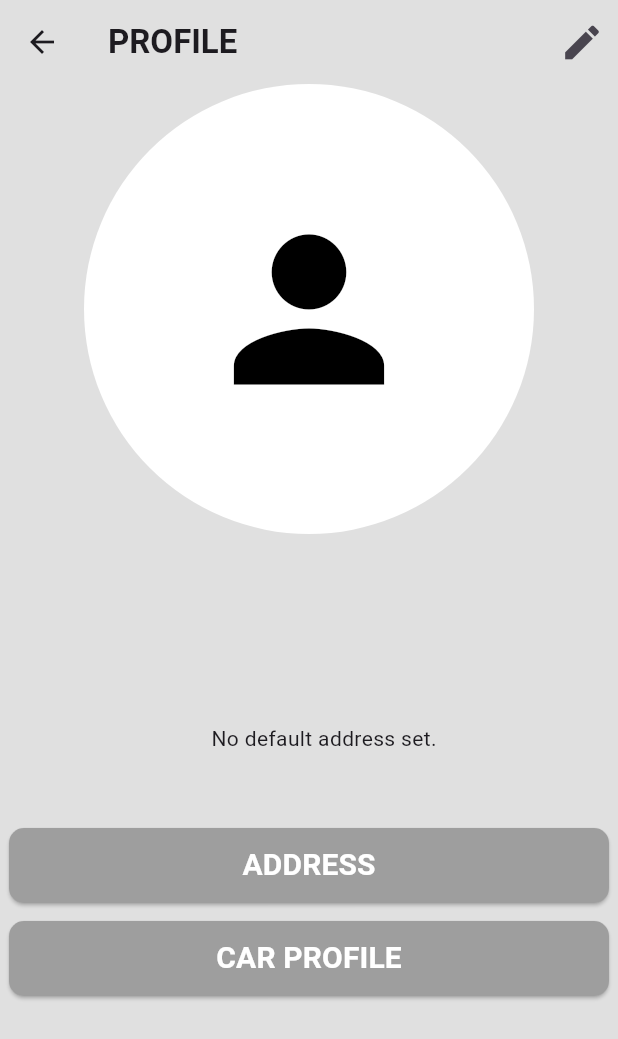
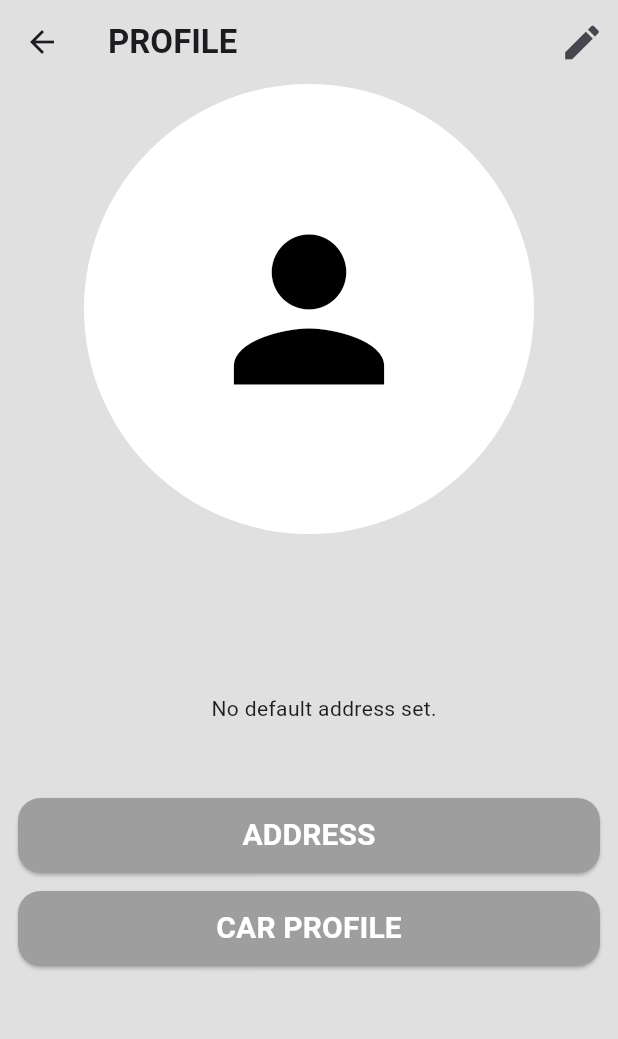
Before and after one commit to TechPyllars2024/AutoCareCarOwners, a Flutter app: the CarOwnerProfile screen opened directly, on a phone screen of 412 x 824 dp. Shown: the top 1039 px of the screen. Run offline on Flutter 3.47's test engine with Material 3 defaults, Android fonts, the phone set to English and light mode, and no system bars; our stand-ins replace cloud_firestore, curved_navigation_bar, firebase_auth, firebase_core, firebase_storage, flutter_animate and 4 more; missing offline and left inert: flutter_pannable_rating_bar; accounts and stored records are empty.

Commit message:
update: button design

```diff
--- a/lib/ProfileManagement/screens/car_owner_profile.dart
+++ b/lib/ProfileManagement/screens/car_owner_profile.dart
@@ -156,16 +156,18 @@ class _CarOwnerProfileState extends State<CarOwnerProfile> {
                       );
                     }
                     return const Padding(
-                      padding: EdgeInsets.only(top: 30.0, left: 20, bottom: 50),
+                      padding: EdgeInsets.only(top: 10.0, left: 20, bottom: 50),
                       child: Text('No default address set.'),
                     );
                   },
                 ),
 
-                ElevatedButton(
+                Padding(
+                  padding: const EdgeInsets.symmetric(horizontal: 12.0),
+                  child: ElevatedButton(
                     style: ElevatedButton.styleFrom(
                       shape: RoundedRectangleBorder(
-                        borderRadius: BorderRadius.circular(10)),
+                          borderRadius: BorderRadius.circular(15)),
                       minimumSize: const Size(400, 50),
                       backgroundColor: Colors.grey,
                     ),
@@ -182,11 +184,14 @@ class _CarOwnerProfileState extends State<CarOwnerProfile> {
                             color: Colors.white,
                             fontSize: 20)),
                   ),
+                ),
                 const SizedBox(height: 12),
-                ElevatedButton(
+                Padding(
+                  padding: const EdgeInsets.symmetric(horizontal: 12.0),
+                  child: ElevatedButton(
                     style: ElevatedButton.styleFrom(
                       shape: RoundedRectangleBorder(
-                        borderRadius: BorderRadius.circular(10)),
+                          borderRadius: BorderRadius.circular(15)),
                       minimumSize: const Size(400, 50),
                       backgroundColor: Colors.grey,
                     ),
@@ -203,6 +208,7 @@ class _CarOwnerProfileState extends State<CarOwnerProfile> {
                             color: Colors.white,
                             fontSize: 20)),
                   ),
+                ),
               ],
             ),
           ],
```
Lines whose indentation alone changed are shown as unchanged.
